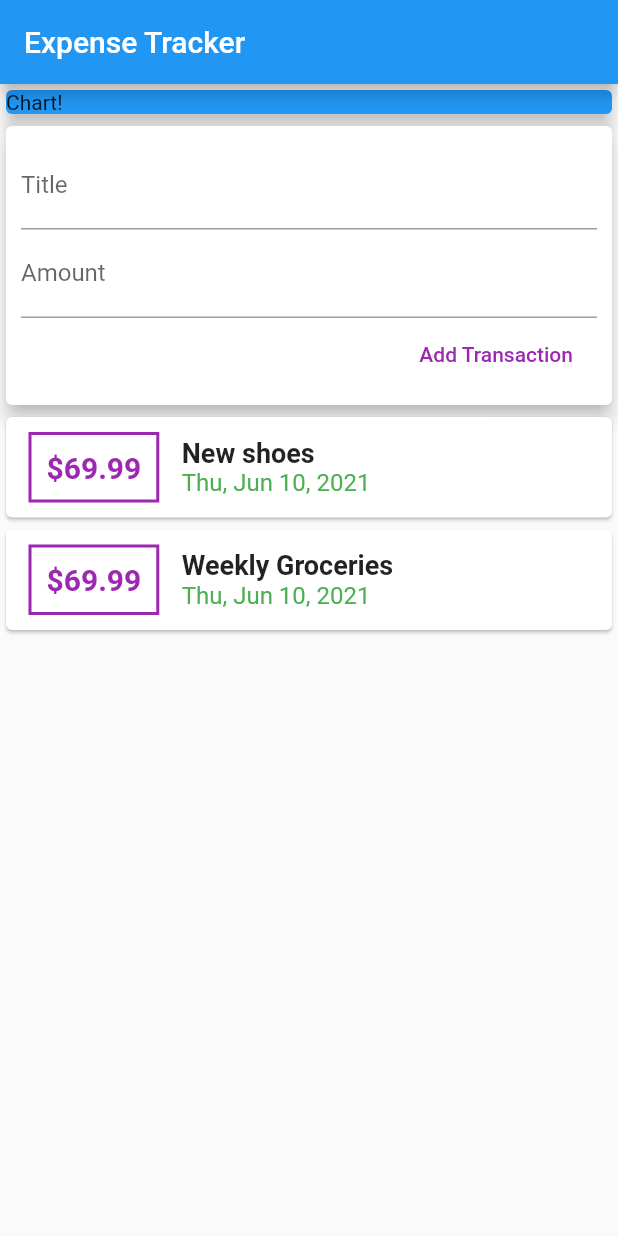
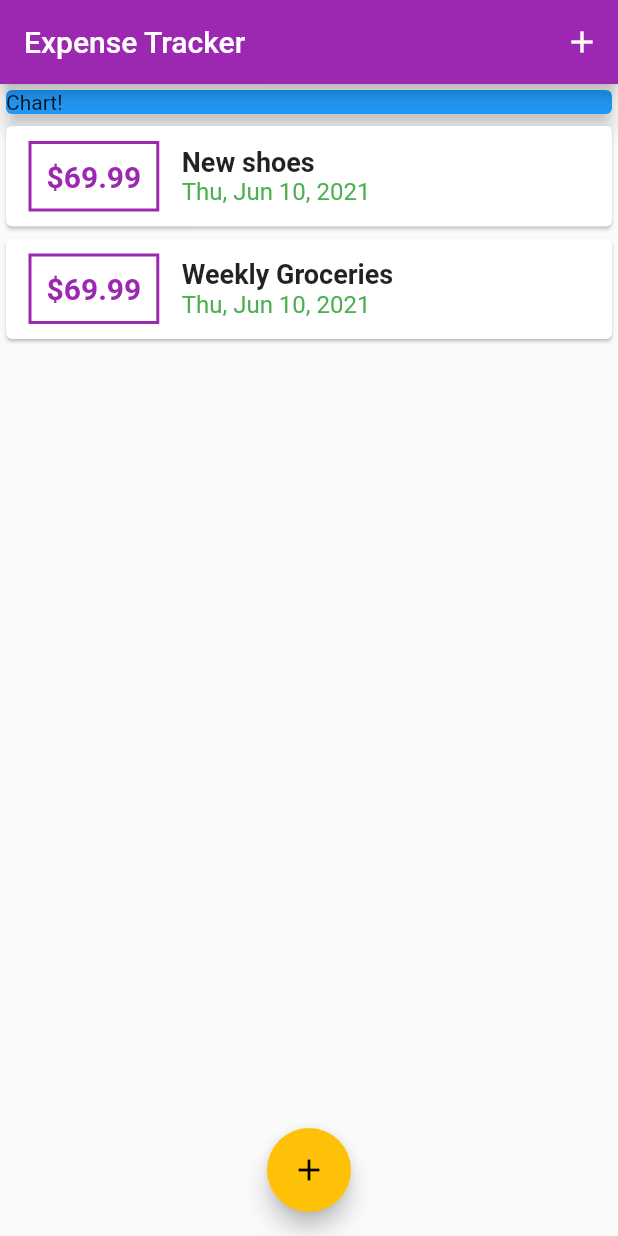
Before and after one commit to arsalan-irfan/Flutter_Expense_Tracker, a Flutter app: the screen it shows after launch, on a phone screen of 412 x 824 dp. Run offline on Flutter 3.47's test engine with Material 2 defaults, Android fonts, the phone set to English and light mode, and no system bars.

Commit message:
Adding buttons,bottom sheet and playing with themes

```diff
--- a/lib/main.dart
+++ b/lib/main.dart
@@ -1,5 +1,7 @@
-import './widgets/user_transaction.dart';
+import './widgets/transaction_list.dart';
 import 'package:flutter/material.dart';
+import './widgets/new_transaction.dart';
+import './models/Transaction.dart';
 
 void main() => runApp(MyApp());
 
@@ -7,18 +9,54 @@ class MyApp extends StatelessWidget {
   @override
   Widget build(BuildContext context) {
     return MaterialApp(
-      title: 'Flutter App',
+      title: 'Expense Tracker',
+      theme: ThemeData(primarySwatch: Colors.purple, accentColor: Colors.amber),
       home: MyHomePage(),
     );
   }
 }
 
-class MyHomePage extends StatelessWidget {
+class MyHomePage extends StatefulWidget {
+  @override
+  _MyHomePageState createState() => _MyHomePageState();
+}
+
+class _MyHomePageState extends State<MyHomePage> {
+  final List<Transaction> _userTransactions = [
+    Transaction("t1", "New shoes", 69.99, DateTime.now()),
+    Transaction("t2", "Weekly Groceries", 69.99, DateTime.now()),
+  ];
+
+  void _addTransaction(String title, double amount) {
+    final newTx =
+        Transaction(DateTime.now().toString(), title, amount, DateTime.now());
+    setState(() {
+      _userTransactions.add(newTx);
+    });
+  }
+
+  void _startAddTransaction(BuildContext ctx) {
+    showModalBottomSheet(
+        context: ctx,
+        builder: (_) {
+          return GestureDetector(
+            onTap: () {},
+            child: NewTransaction(_addTransaction),
+            behavior: HitTestBehavior.opaque,
+          );
+        });
+  }
+
   @override
   Widget build(BuildContext context) {
     return Scaffold(
       appBar: AppBar(
         title: Text('Expense Tracker'),
+        actions: <Widget>[
+          IconButton(
+              onPressed: () => _startAddTransaction(context),
+              icon: Icon(Icons.add))
+        ],
       ),
       body: SingleChildScrollView(
         child: Column(
@@ -33,9 +71,14 @@ class MyHomePage extends StatelessWidget {
                 elevation: 5,
               ),
             ),
-            UserTransaction()
+            TransactionList(_userTransactions),
           ],
         ),
+      ),
+      floatingActionButtonLocation: FloatingActionButtonLocation.centerFloat,
+      floatingActionButton: FloatingActionButton(
+        child: Icon(Icons.add),
+        onPressed: () => _startAddTransaction(context),
       ),
     );
   }
--- a/lib/widgets/user_transaction.dart
+++ b/lib/widgets/user_transaction.dart
@@ -11,26 +11,10 @@ class UserTransaction extends StatefulWidget {
 }
 
 class _UserTransactionState extends State<UserTransaction> {
-  final List<Transaction> _userTransactions = [
-    Transaction("t1", "New shoes", 69.99, DateTime.now()),
-    Transaction("t2", "Weekly Groceries", 69.99, DateTime.now()),
-  ];
-
-  void _addTransaction(String title, double amount) {
-    final newTx =
-        Transaction(DateTime.now().toString(), title, amount, DateTime.now());
-    setState(() {
-      _userTransactions.add(newTx);
-    });
-  }
-
   @override
   Widget build(BuildContext context) {
     return Column(
-      children: <Widget>[
-        NewTransaction(_addTransaction),
-        TransactionList(_userTransactions),
-      ],
+      children: <Widget>[],
     );
   }
 }
```
Also changed, not shown: lib/widgets/new_transaction.dart (+11 -2 lines).
